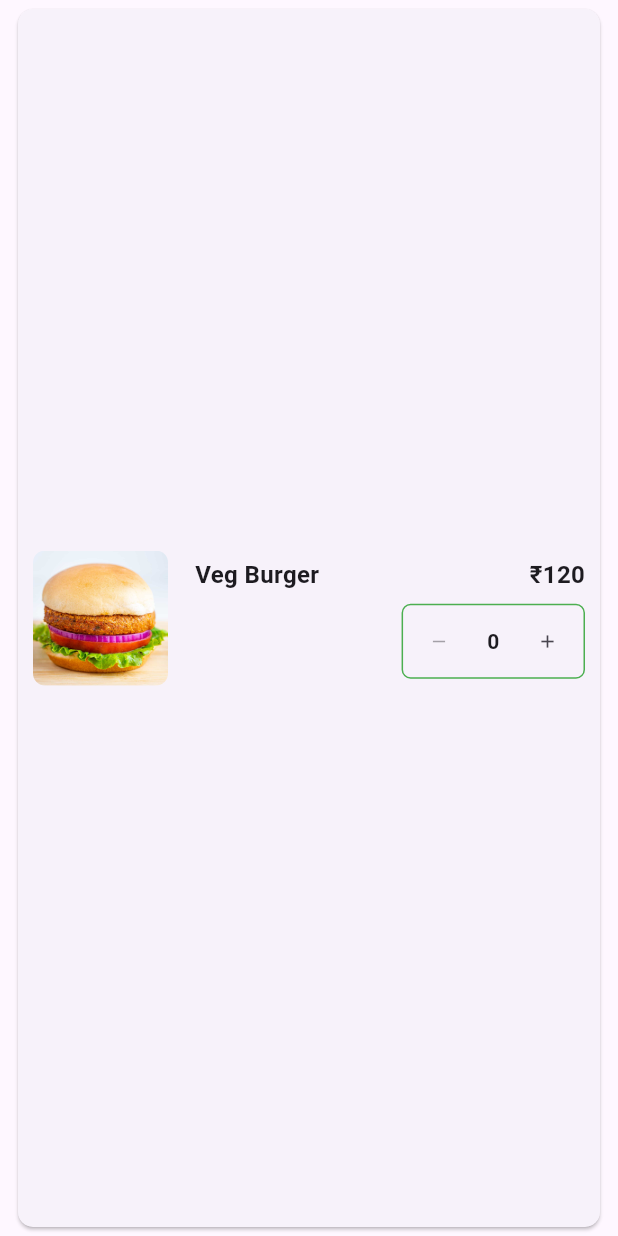
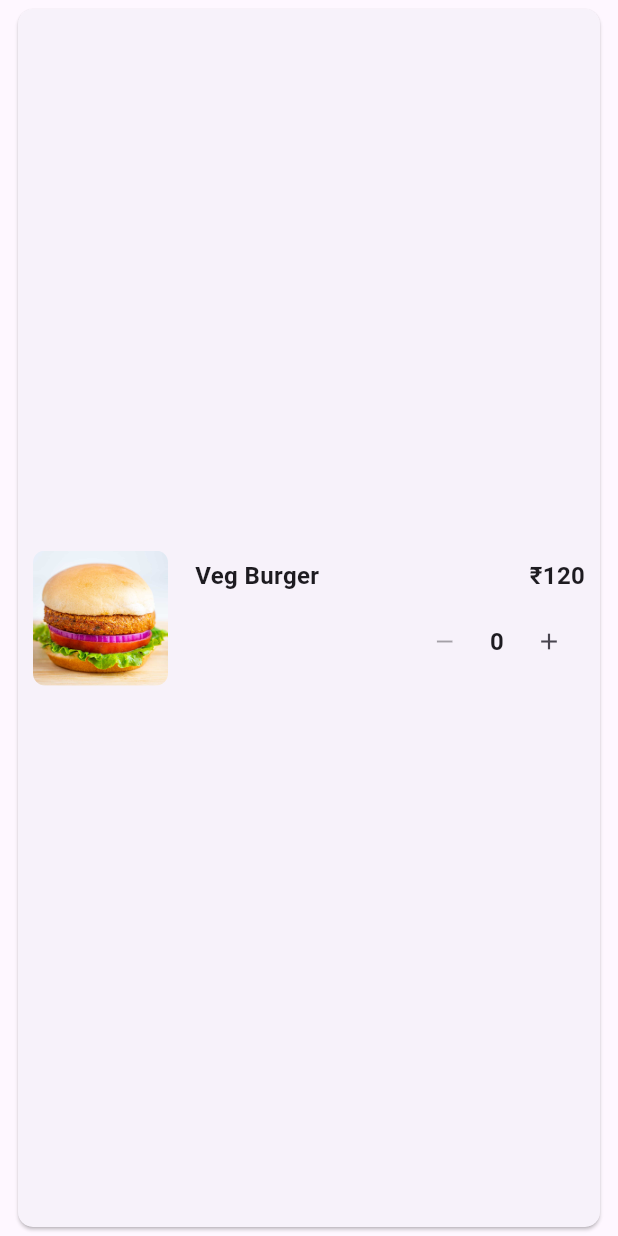
Before and after one commit to farihaarai/kitchen_order_management_app, a Flutter app: the MenuItemTile widget shown alone on an empty page, opened directly with sample values from the repository, on a phone screen of 412 x 824 dp. Run offline on Flutter 3.47's test engine with Material 3 defaults, Android fonts, the phone set to English and light mode, and no system bars; our stand-ins replace cloud_firestore, firebase_core, flutter_bloc, go_router; accounts and stored records are empty.

Commit message:
ui changes

```diff
--- a/lib/screens/customer/customer_screen.dart
+++ b/lib/screens/customer/customer_screen.dart
@@ -109,6 +109,7 @@ class _CustomerScreenState extends State<CustomerScreen> {
         padding: const EdgeInsets.all(12),
         child: Column(
           children: [
+            SizedBox(height: 8),
             CategorySelector(
               selectedCategory: _selectedCategory,
               onCategorySelected: (category) {
--- a/lib/widgets/customer/menu_item_tile.dart
+++ b/lib/widgets/customer/menu_item_tile.dart
@@ -69,40 +69,34 @@ class MenuItemTile extends StatelessWidget {
                       SizedBox(height: 8),
                       Align(
                         alignment: Alignment.centerRight,
-                        child: Container(
-                          decoration: BoxDecoration(
-                            border: Border.all(color: Colors.green),
-                            borderRadius: BorderRadius.circular(6),
-                          ),
                         child: Row(
-                            mainAxisSize: MainAxisSize.min,
+                          mainAxisSize: MainAxisSize.min, // IMPORTANT
                           children: [
                             IconButton(
-                                icon: const Icon(Icons.remove, size: 14),
+                              icon: const Icon(Icons.remove, size: 18),
                               onPressed: quantity == 0 ? null : onDecrease,
                               padding: EdgeInsets.zero,
                               constraints: const BoxConstraints(),
                             ),
                             Padding(
                               padding: const EdgeInsets.symmetric(
-                                  horizontal: 8,
+                                horizontal: 6,
                               ),
                               child: Text(
                                 quantity.toString(),
                                 style: const TextStyle(
+                                  fontSize: 16,
                                   fontWeight: FontWeight.bold,
-                                    fontSize: 14,
                                 ),
                               ),
                             ),
                             IconButton(
-                                icon: const Icon(Icons.add, size: 14),
+                              icon: const Icon(Icons.add, size: 18),
                               onPressed: onIncrease,
                               padding: EdgeInsets.zero,
                               constraints: const BoxConstraints(),
                             ),
                           ],
-                          ),
                         ),
                       ),
                     ],
```
Also changed, not shown: lib/widgets/customer/category_selector.dart (+9 -5 lines), 1 other file. Lines whose indentation alone changed are shown as unchanged.
